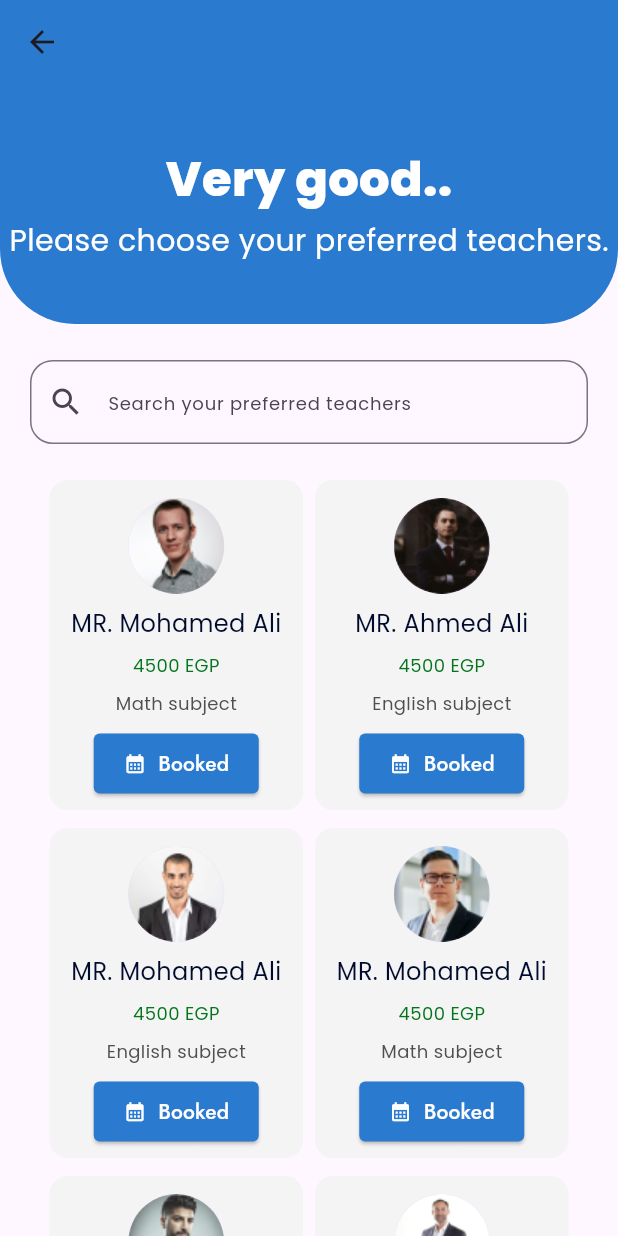
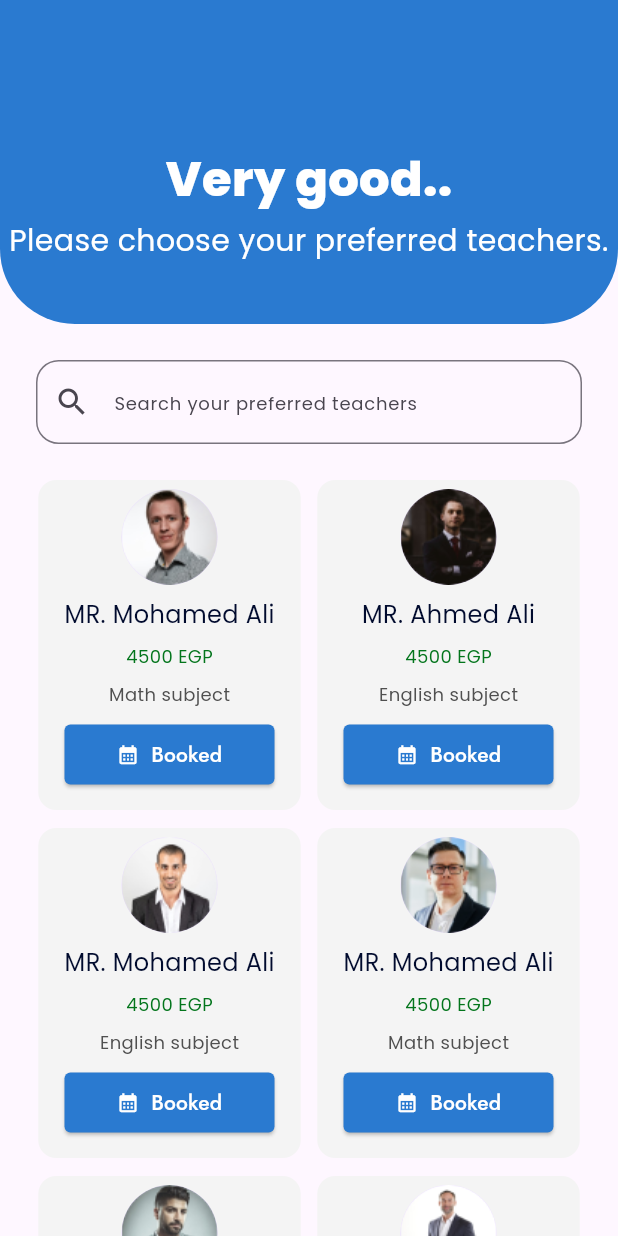
Before and after one commit to MahmoudTarek12339/ERamo, a Flutter app: the TeachersScreen screen opened by its route, on a phone screen of 412 x 824 dp. Run offline on Flutter 3.47's test engine with Material 3 defaults, Android fonts, the phone set to English and light mode, and no system bars; drawn by our look-alikes of badges; our stand-ins replace flutter_svg, font_awesome_flutter.

Commit message:
all done

```diff
--- a/lib/presentation/done_screen/done_screen.dart
+++ b/lib/presentation/done_screen/done_screen.dart
@@ -18,6 +18,9 @@ class DoneScreen extends StatelessWidget {
           padding: const EdgeInsets.all(22.0),
           child: Column(
             children: [
+              const SizedBox(
+                height: 28,
+              ),
               const DoneImage(),
               const SizedBox(
                 height: 16,
--- a/lib/presentation/home_screen/widgets/subjectList.dart
+++ b/lib/presentation/home_screen/widgets/subjectList.dart
@@ -44,8 +44,8 @@ class SubjectsList extends StatelessWidget {
                     gridDelegate:
                         const SliverGridDelegateWithMaxCrossAxisExtent(
                             maxCrossAxisExtent: 200,
-                            mainAxisExtent: 170,
-                            childAspectRatio: 178 / 170,
+                            mainAxisExtent: 150,
+                            childAspectRatio: 170 / 178,
                             crossAxisSpacing: 8,
                             mainAxisSpacing: 12
                         ),
--- a/lib/presentation/teachers_screen/teachers_screen.dart
+++ b/lib/presentation/teachers_screen/teachers_screen.dart
@@ -17,12 +17,20 @@ class TeachersScreen extends StatelessWidget {
       child: Scaffold(
         appBar: AppBar(
           backgroundColor: ColorManager.blue,
-          leading: null,
+          leading: const SizedBox(),
         ),
         body: SingleChildScrollView(
           child: Column(
             children: [
               const TeachersAppBarBottom(),
+              Padding(
+                padding: const EdgeInsets.only(
+                  left: 24.0,
+                  right: 24.0,
+                  bottom: 88.0,
+                ),
+                child: Column(
+                  children: [
                     const SizedBox(
                       height: 24,
                     ),
@@ -42,10 +50,7 @@ class TeachersScreen extends StatelessWidget {
                               Navigator.pop(context);
                             },
                             style: ElevatedButton.styleFrom(
-                        padding: const EdgeInsets.symmetric(
-                          vertical: 16,
-                          horizontal: 68.5,
-                        ),
+                              fixedSize: const Size(150, 56),
                               backgroundColor: ColorManager.grey,
                               shape: RoundedRectangleBorder(
                                 borderRadius: BorderRadius.circular(8),
@@ -82,10 +87,7 @@ class TeachersScreen extends StatelessWidget {
                               }
                             },
                             style: ElevatedButton.styleFrom(
-                        padding: const EdgeInsets.symmetric(
-                          vertical: 16,
-                          horizontal: 54.5,
-                        ),
+                              fixedSize: const Size(150, 56),
                               backgroundColor: ColorManager.blue,
                               shape: RoundedRectangleBorder(
                                 borderRadius: BorderRadius.circular(8),
@@ -105,6 +107,9 @@ class TeachersScreen extends StatelessWidget {
                   ],
                 ),
               ),
+            ],
+          ),
+        ),
       ),
     );
   }
--- a/lib/presentation/teachers_screen/widgets/not_selected_button.dart
+++ b/lib/presentation/teachers_screen/widgets/not_selected_button.dart
@@ -10,13 +10,12 @@ class NotSelectedButton extends StatelessWidget {
   @override
   Widget build(BuildContext context) {
     return Consumer<TeachersProvider>(builder: (_, value, __) {
-      return Padding(
-        padding: const EdgeInsets.symmetric(horizontal: 17.5),
-        child: ElevatedButton(
+      return ElevatedButton(
           onPressed: () {
             value.changeSelection(index);
           },
           style: ElevatedButton.styleFrom(
+            fixedSize: const Size(140,36),
             padding: const EdgeInsets.symmetric(
               vertical: 4,
               horizontal: 20,
@@ -47,8 +46,7 @@ class NotSelectedButton extends StatelessWidget {
                 ),
               ),
             ],
-            )),
-      );
+          ));
     });
   }
 }
--- a/lib/presentation/teachers_screen/widgets/search_widgets.dart
+++ b/lib/presentation/teachers_screen/widgets/search_widgets.dart
@@ -8,9 +8,7 @@ class SearchWidget extends StatelessWidget {
   @override
   Widget build(BuildContext context) {
     return Consumer<TeachersProvider>(builder: (_, value, __) {
-      return Padding(
-        padding: const EdgeInsets.symmetric(horizontal: 20.0),
-        child: TextField(
+      return TextField(
           decoration: InputDecoration(
         border: OutlineInputBorder(borderRadius: BorderRadius.circular(15)),
         prefixIcon: const Icon(Icons.search),
@@ -19,8 +17,7 @@ class SearchWidget extends StatelessWidget {
           fontSize: 12,
           fontFamily: 'Poppins',
         ),
-        )),
-      );
+      ));
     });
   }
 }
--- a/lib/presentation/teachers_screen/widgets/teacher_app_bar_bottom.dart
+++ b/lib/presentation/teachers_screen/widgets/teacher_app_bar_bottom.dart
@@ -4,8 +4,6 @@ import '../../resources/color_manager.dart';
 
 class TeachersAppBarBottom extends StatelessWidget {
   const TeachersAppBarBottom({super.key});
-
-  final String userName = 'Mohamed Ragab';
 
   @override
   Widget build(BuildContext context) {
@@ -33,6 +31,7 @@ class TeachersAppBarBottom extends StatelessWidget {
           ),
           Text(
             'Please choose your preferred teachers.',
+            textAlign: TextAlign.center,
             style: TextStyle(
                 fontWeight: FontWeight.w400,
                 fontSize: 20,
--- a/lib/presentation/teachers_screen/widgets/teachers_list.dart
+++ b/lib/presentation/teachers_screen/widgets/teachers_list.dart
@@ -11,19 +11,17 @@ class TeachersList extends StatelessWidget {
     return Center(
       child: Consumer<TeachersProvider>(
         builder: (_, value, __) {
-          return Padding(
-            padding: const EdgeInsets.symmetric(horizontal: 33.0),
-            child: GridView.builder(
+          return GridView.builder(
             gridDelegate: const SliverGridDelegateWithMaxCrossAxisExtent(
-                  maxCrossAxisExtent: 220,
+                maxCrossAxisExtent: 175,
                 mainAxisExtent: 220,
-                  childAspectRatio: 180 / 220,
+                childAspectRatio: 220 / 175,
                 crossAxisSpacing: 8,
                 mainAxisSpacing: 12),
             shrinkWrap: true,
             itemCount: value.teachers.length,
             itemBuilder: (context, index) => TeachersListItem(index),
-            ),
+            physics: const NeverScrollableScrollPhysics(),
           );
         },
       ),
--- a/lib/presentation/teachers_screen/widgets/teachers_list_item.dart
+++ b/lib/presentation/teachers_screen/widgets/teachers_list_item.dart
@@ -19,11 +19,9 @@ class TeachersListItem extends StatelessWidget {
         badgeAnimation: const badges.BadgeAnimation.fade(toAnimate: false),
         showBadge: value.teachers[index].isSelected,
         badgeStyle: badges.BadgeStyle(
-          badgeColor: ColorManager.green,
-          borderRadius: BorderRadius.circular(20),
-          padding: const EdgeInsets.all(10)
-        ),
-
+            badgeColor: ColorManager.green,
+            borderRadius: BorderRadius.circular(20),
+            padding: const EdgeInsets.all(10)),
         badgeContent: Text(
           value.teachers[index].selectionNumber.toString(),
           style: const TextStyle(
@@ -36,7 +34,10 @@ class TeachersListItem extends StatelessWidget {
         child: Container(
           height: 220,
           width: 175,
-          padding: const EdgeInsets.all(12.0),
+          padding: const EdgeInsets.symmetric(
+            horizontal: 12.0,
+            vertical: 6,
+          ),
           decoration: BoxDecoration(
             color: ColorManager.veryLightGrey,
             borderRadius: BorderRadius.circular(12),
@@ -57,6 +58,8 @@ class TeachersListItem extends StatelessWidget {
               ),
               Text(
                 value.teachers[index].name,
+                maxLines: 1,
+                overflow: TextOverflow.ellipsis,
                 style: TextStyle(
                   fontWeight: FontWeight.w400,
                   fontSize: 16,
```
Also changed, not shown: lib/presentation/invoice_screen/invoice_screen.dart (+2 -8 lines), lib/presentation/payment_screen/payment_screen.dart (+4 -10 lines), lib/presentation/teachers_screen/widgets/selected_button.dart (+3 -5 lines). Lines whose indentation alone changed are shown as unchanged.
